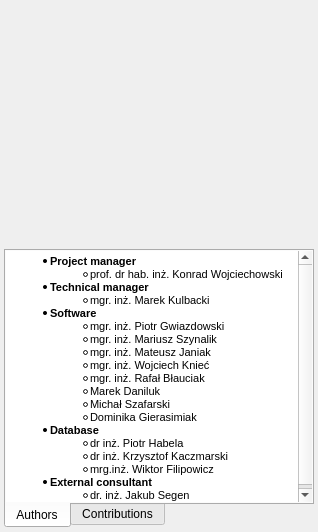
mk4me/hm-mde-one, file trunk/src/edr/src/imu_view/ui/AboutDialog.ui: the form before one commit.
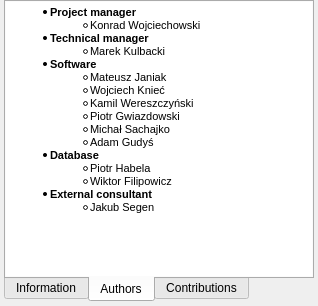
The form after the commit. The open tabs and pages were chosen to show the change. Icons and pictures are not drawn.

The edit to the form file:
```diff
--- a/trunk/src/edr/src/imu_view/ui/AboutDialog.ui
+++ b/trunk/src/edr/src/imu_view/ui/AboutDialog.ui
@@ -7,7 +7,7 @@
     <x>0</x>
     <y>0</y>
     <width>318</width>
-    <height>532</height>
+    <height>306</height>
    </rect>
   </property>
   <property name="sizePolicy">
@@ -19,139 +19,6 @@
   <property name="windowTitle">
    <string>About</string>
   </property>
-  <property name="styleSheet">
-   <string notr="true">QWidget  {
-	background-color: rgb(91, 91, 91);
-border-top: 1px solid rgb(101, 101, 101);
-padding-top: 2px;
-}
-
-QScrollBar:horizontal {											 
-		border: 1px ridge grey;											 
-		background: #FFFFFF;											
-		height: 4px;													
-		margin: 0px 0px 0px 0px;										
-		}																
-																		
-		QScrollBar::handle:horizontal,  QScrollBar::handle:pressed {		
-		background: rgb(135, 173, 255);									 
-		min-width: 2px;													 
-		max-width: 4px;													 
-		height:4px;				    									 
-		border: 0px solid grey;											 
-		}																
-																		
-		QScrollBar::handle:horizontal {									 
-		background: rgb(175, 213, 255);									 
-		selection-background-color: rgb(135, 173, 255);					
-		min-width: 2px;													 
-		max-width: 5px;													 
-		height:4px;				    									 
-		border: 0px solid grey;											 
-		}																
-																		
-		QScrollBar::add-line:horizontal {								
-		border: 0px solid grey;											 
-		background: #FFFFFF;											
-		width: 0px;														 
-		subcontrol-position: right;										 
-		subcontrol-origin: margin;										
-		}																
-																		
-		QScrollBar::sub-line:horizontal {								
-		border: 0px solid grey;											 
-		background: #FFFFFF;											
-		width: 0px;														 
-		subcontrol-position: left;										
-		subcontrol-origin: margin;										
-		}																
-																		
-		QScrollBar:vertical {											
-		border: 1px ridge grey;											 
-		background: #FFFFFF;											
-		width: 4px;													
-		margin: 2px 0 2px 0;											
-		}																
-																		
-		QScrollBar::handle:vertical,  QScrollBar::handle:pressed {		
-		background: rgb(135, 173, 255);									 
-		border: 0px outset grey;										
-		min-height: 20px;												
-		}																
-																		
-		QScrollBar::handle:vertical {									
-		background: rgb(175, 213, 255);									 
-		selection-background-color: rgb(135, 173, 255);					 
-		border: 0px outset grey;										
-		min-height: 20px;												
-		}					
-
-QScrollBar::up-arrow:vertical, QScrollBar::down-arrow:vertical {
-      border: 0 solid grey;
-      width: 0px;
-      height: 0px;
-  }
-
-QScrollBar::add-line:vertical, QScrollBar::sub-line:vertical {								
-		border: 0px solid grey;											 
-		background: #FFFFFF;											
-		width: 0px;														 
-		subcontrol-position: right;										 
-		subcontrol-origin: margin;										
-		}
-
-QTabWidget::pane, QTabWidget::pane &gt; *, QTabWidget::tab-bar {
-	background-color: rgb(91, 91, 91);
-	padding: 0px;
-	margin: 0px;
-}
-
-QTabWidget::pane {
-	border: 1px solid black;
-	border-top-left-radius: 4px;
-	border-top-right-radius: 4px;
-	border-bottom: 3px solid black;
-	margin: 0px;
-	padding: 2px;
-background: rgb(91, 91, 91);
-}
-
-QTabWidget::tab-bar, QTabWidget &gt; QTabBar {
-	background: rgb(91, 91, 91);
-	border-bottom-left-radius: 4px;
-	border-bottom-right-radius: 4px;
-}
-
-QTabWidget &gt; QTabBar::tab, QTabWidget &gt; QTabBar::tab:first, QTabWidget &gt; QTabBar::tab:middle, QTabWidget &gt; QTabBar::tab:last, QTabWidget &gt; QTabBar::tab:selected {
-border: none;
- border-radius: 0px;
- background-color: transparent;
- color: black;
-min-width: 8ex;
- padding: 4px;
-margin-right: 3px;
-}
-
-QTabWidget &gt; QTabBar::tab:middle {
-	margin-left: 3px;
-}
-
-QTabWidget &gt; QTabBar::tab:last {
-	margin-right: 1px;
-	margin-left: 3px;
-}
-
-QTabWidget &gt; QTabBar::tab:hover {
-    background-color: #898989;
-}
-
-QTabWidget  &gt; QTabBar::tab:selected, QTabWidget &gt; QTabBar::tab:hover:selected {
- background-color: black;
-color: white;
- border-bottom-left-radius: 4px;
- border-bottom-right-radius: 4px;
-}</string>
-  </property>
   <property name="modal">
    <bool>true</bool>
   </property>
@@ -171,31 +38,6 @@
    <property name="bottomMargin">
     <number>4</number>
    </property>
-   <item>
-    <widget class="QLabel" name="logoPlaceholder">
-     <property name="minimumSize">
-      <size>
-       <width>310</width>
-       <height>243</height>
-      </size>
-     </property>
-     <property name="maximumSize">
-      <size>
-       <width>310</width>
-       <height>243</height>
-      </size>
-     </property>
-     <property name="text">
-      <string/>
-     </property>
-     <property name="pixmap">
-      <pixmap resource="Icons.qrc">:/resources/splashscreen/spplash.png</pixmap>
-     </property>
-     <property name="scaledContents">
-      <bool>true</bool>
-     </property>
-    </widget>
-   </item>
    <item>
     <widget class="QTabWidget" name="aboutContent">
      <property name="sizePolicy">
@@ -222,6 +64,29 @@
      <property name="currentIndex">
       <number>1</number>
      </property>
+     <widget class="QWidget" name="tab">
+      <attribute name="title">
+       <string>Information</string>
+      </attribute>
+      <layout class="QVBoxLayout" name="verticalLayout_4">
+       <item>
+        <widget class="QTextEdit" name="textEdit">
+         <property name="html">
+          <string>&lt;!DOCTYPE HTML PUBLIC &quot;-//W3C//DTD HTML 4.0//EN&quot; &quot;http://www.w3.org/TR/REC-html40/strict.dtd&quot;&gt;
+&lt;html&gt;&lt;head&gt;&lt;meta name=&quot;qrichtext&quot; content=&quot;1&quot; /&gt;&lt;style type=&quot;text/css&quot;&gt;
+p, li { white-space: pre-wrap; }
+&lt;/style&gt;&lt;/head&gt;&lt;body style=&quot; font-family:'MS Shell Dlg 2'; font-size:8.25pt; font-weight:400; font-style:normal;&quot;&gt;
+&lt;p align=&quot;center&quot; style=&quot;-qt-paragraph-type:empty; margin-top:0px; margin-bottom:0px; margin-left:0px; margin-right:0px; -qt-block-indent:0; text-indent:0px;&quot;&gt;&lt;br /&gt;&lt;/p&gt;
+&lt;p align=&quot;center&quot; style=&quot;-qt-paragraph-type:empty; margin-top:0px; margin-bottom:0px; margin-left:0px; margin-right:0px; -qt-block-indent:0; text-indent:0px;&quot;&gt;&lt;br /&gt;&lt;/p&gt;
+&lt;p align=&quot;center&quot; style=&quot; margin-top:0px; margin-bottom:0px; margin-left:0px; margin-right:0px; -qt-block-indent:0; text-indent:0px;&quot;&gt;&lt;img src=&quot;:/mde/icons/logotypes.png&quot; /&gt;&lt;/p&gt;
+&lt;p align=&quot;center&quot; style=&quot;-qt-paragraph-type:empty; margin-top:0px; margin-bottom:0px; margin-left:0px; margin-right:0px; -qt-block-indent:0; text-indent:0px; font-size:8pt;&quot;&gt;&lt;br /&gt;&lt;/p&gt;
+&lt;p align=&quot;center&quot; style=&quot;-qt-paragraph-type:empty; margin-top:0px; margin-bottom:0px; margin-left:0px; margin-right:0px; -qt-block-indent:0; text-indent:0px; font-size:8pt;&quot;&gt;&lt;br /&gt;&lt;/p&gt;
+&lt;p align=&quot;center&quot; style=&quot; margin-top:0px; margin-bottom:0px; margin-left:0px; margin-right:0px; -qt-block-indent:0; text-indent:0px;&quot;&gt;&lt;span style=&quot; font-size:8pt;&quot;&gt;This work was supported by PBS I ID 178438 path A from the Polish National Centre for Research and Development.&lt;/span&gt;&lt;/p&gt;&lt;/body&gt;&lt;/html&gt;</string>
+         </property>
+        </widget>
+       </item>
+      </layout>
+     </widget>
      <widget class="QWidget" name="authors">
       <attribute name="title">
        <string>Authors</string>
@@ -256,24 +121,21 @@
 p, li { white-space: pre-wrap; }
 &lt;/style&gt;&lt;/head&gt;&lt;body style=&quot; font-family:'MS Shell Dlg 2'; font-size:8.25pt; font-weight:400; font-style:normal;&quot;&gt;
 &lt;ul style=&quot;margin-top: 0px; margin-bottom: 0px; margin-left: 0px; margin-right: 0px; -qt-list-indent: 1;&quot;&gt;&lt;li style=&quot; font-size:8pt;&quot; style=&quot; margin-top:12px; margin-bottom:0px; margin-left:0px; margin-right:0px; -qt-block-indent:0; text-indent:0px;&quot;&gt;&lt;span style=&quot; font-weight:600;&quot;&gt;Project manager&lt;/span&gt;&lt;/li&gt;
-&lt;ul type=&quot;circle&quot; style=&quot;margin-top: 0px; margin-bottom: 0px; margin-left: 0px; margin-right: 0px; -qt-list-indent: 2;&quot;&gt;&lt;li style=&quot; font-size:8pt;&quot; style=&quot; margin-top:0px; margin-bottom:0px; margin-left:0px; margin-right:0px; -qt-block-indent:0; text-indent:0px;&quot;&gt;prof. dr hab. inż. Konrad Wojciechowski&lt;/li&gt;&lt;/ul&gt;
+&lt;ul type=&quot;circle&quot; style=&quot;margin-top: 0px; margin-bottom: 0px; margin-left: 0px; margin-right: 0px; -qt-list-indent: 2;&quot;&gt;&lt;li style=&quot; font-size:8pt;&quot; style=&quot; margin-top:0px; margin-bottom:0px; margin-left:0px; margin-right:0px; -qt-block-indent:0; text-indent:0px;&quot;&gt;Konrad Wojciechowski&lt;/li&gt;&lt;/ul&gt;
 &lt;li style=&quot; font-size:8pt;&quot; style=&quot; margin-top:0px; margin-bottom:0px; margin-left:0px; margin-right:0px; -qt-block-indent:0; text-indent:0px;&quot;&gt;&lt;span style=&quot; font-weight:600;&quot;&gt;Technical manager&lt;/span&gt;&lt;/li&gt;
-&lt;ul type=&quot;circle&quot; style=&quot;margin-top: 0px; margin-bottom: 0px; margin-left: 0px; margin-right: 0px; -qt-list-indent: 2;&quot;&gt;&lt;li style=&quot; font-size:8pt;&quot; style=&quot; margin-top:0px; margin-bottom:0px; margin-left:0px; margin-right:0px; -qt-block-indent:0; text-indent:0px;&quot;&gt;mgr. inż. Marek Kulbacki&lt;/li&gt;&lt;/ul&gt;
+&lt;ul type=&quot;circle&quot; style=&quot;margin-top: 0px; margin-bottom: 0px; margin-left: 0px; margin-right: 0px; -qt-list-indent: 2;&quot;&gt;&lt;li style=&quot; font-size:8pt;&quot; style=&quot; margin-top:0px; margin-bottom:0px; margin-left:0px; margin-right:0px; -qt-block-indent:0; text-indent:0px;&quot;&gt;Marek Kulbacki&lt;/li&gt;&lt;/ul&gt;
 &lt;li style=&quot; font-size:8pt;&quot; style=&quot; margin-top:0px; margin-bottom:0px; margin-left:0px; margin-right:0px; -qt-block-indent:0; text-indent:0px;&quot;&gt;&lt;span style=&quot; font-weight:600;&quot;&gt;Software&lt;/span&gt;&lt;/li&gt;
-&lt;ul type=&quot;circle&quot; style=&quot;margin-top: 0px; margin-bottom: 0px; margin-left: 0px; margin-right: 0px; -qt-list-indent: 2;&quot;&gt;&lt;li style=&quot; font-size:8pt;&quot; style=&quot; margin-top:0px; margin-bottom:0px; margin-left:0px; margin-right:0px; -qt-block-indent:0; text-indent:0px;&quot;&gt;mgr. inż. Piotr Gwiazdowski&lt;/li&gt;
-&lt;li style=&quot; font-size:8pt;&quot; style=&quot; margin-top:0px; margin-bottom:0px; margin-left:0px; margin-right:0px; -qt-block-indent:0; text-indent:0px;&quot;&gt;mgr. inż. Mariusz Szynalik&lt;/li&gt;
-&lt;li style=&quot; font-size:8pt;&quot; style=&quot; margin-top:0px; margin-bottom:0px; margin-left:0px; margin-right:0px; -qt-block-indent:0; text-indent:0px;&quot;&gt;mgr. inż. Mateusz Janiak&lt;/li&gt;
-&lt;li style=&quot; font-size:8pt;&quot; style=&quot; margin-top:0px; margin-bottom:0px; margin-left:0px; margin-right:0px; -qt-block-indent:0; text-indent:0px;&quot;&gt;mgr. inż. Wojciech Knieć&lt;/li&gt;
-&lt;li style=&quot; font-size:8pt;&quot; style=&quot; margin-top:0px; margin-bottom:0px; margin-left:0px; margin-right:0px; -qt-block-indent:0; text-indent:0px;&quot;&gt;mgr. inż. Rafał Błauciak&lt;/li&gt;
-&lt;li style=&quot; font-size:8pt;&quot; style=&quot; margin-top:0px; margin-bottom:0px; margin-left:0px; margin-right:0px; -qt-block-indent:0; text-indent:0px;&quot;&gt;Marek Daniluk&lt;/li&gt;
-&lt;li style=&quot; font-size:8pt;&quot; style=&quot; margin-top:0px; margin-bottom:0px; margin-left:0px; margin-right:0px; -qt-block-indent:0; text-indent:0px;&quot;&gt;Michał Szafarski&lt;/li&gt;
-&lt;li style=&quot; font-size:8pt;&quot; style=&quot; margin-top:0px; margin-bottom:0px; margin-left:0px; margin-right:0px; -qt-block-indent:0; text-indent:0px;&quot;&gt;Dominika Gierasimiak&lt;/li&gt;&lt;/ul&gt;
+&lt;ul type=&quot;circle&quot; style=&quot;margin-top: 0px; margin-bottom: 0px; margin-left: 0px; margin-right: 0px; -qt-list-indent: 2;&quot;&gt;&lt;li style=&quot; font-size:8pt;&quot; style=&quot; margin-top:0px; margin-bottom:0px; margin-left:0px; margin-right:0px; -qt-block-indent:0; text-indent:0px;&quot;&gt;Mateusz Janiak&lt;/li&gt;
+&lt;li style=&quot; font-size:8pt;&quot; style=&quot; margin-top:0px; margin-bottom:0px; margin-left:0px; margin-right:0px; -qt-block-indent:0; text-indent:0px;&quot;&gt;Wojciech Knieć&lt;/li&gt;
+&lt;li style=&quot; font-size:8pt;&quot; style=&quot; margin-top:0px; margin-bottom:0px; margin-left:0px; margin-right:0px; -qt-block-indent:0; text-indent:0px;&quot;&gt;Kamil Wereszczyński&lt;/li&gt;
+&lt;li style=&quot; font-size:8pt;&quot; style=&quot; margin-top:0px; margin-bottom:0px; margin-left:0px; margin-right:0px; -qt-block-indent:0; text-indent:0px;&quot;&gt;Piotr Gwiazdowski&lt;/li&gt;
+&lt;li style=&quot; font-size:8pt;&quot; style=&quot; margin-top:0px; margin-bottom:0px; margin-left:0px; margin-right:0px; -qt-block-indent:0; text-indent:0px;&quot;&gt;Michał Sachajko&lt;/li&gt;
+&lt;li style=&quot; font-size:8pt;&quot; style=&quot; margin-top:0px; margin-bottom:0px; margin-left:0px; margin-right:0px; -qt-block-indent:0; text-indent:0px;&quot;&gt;Adam Gudyś&lt;/li&gt;&lt;/ul&gt;
 &lt;li style=&quot; font-size:8pt;&quot; style=&quot; margin-top:0px; margin-bottom:0px; margin-left:0px; margin-right:0px; -qt-block-indent:0; text-indent:0px;&quot;&gt;&lt;span style=&quot; font-weight:600;&quot;&gt;Database&lt;/span&gt;&lt;/li&gt;
-&lt;ul type=&quot;circle&quot; style=&quot;margin-top: 0px; margin-bottom: 0px; margin-left: 0px; margin-right: 0px; -qt-list-indent: 2;&quot;&gt;&lt;li style=&quot; font-size:8pt;&quot; style=&quot; margin-top:0px; margin-bottom:0px; margin-left:0px; margin-right:0px; -qt-block-indent:0; text-indent:0px;&quot;&gt;dr inż. Piotr Habela&lt;/li&gt;
-&lt;li style=&quot; font-size:8pt;&quot; style=&quot; margin-top:0px; margin-bottom:0px; margin-left:0px; margin-right:0px; -qt-block-indent:0; text-indent:0px;&quot;&gt;dr inż. Krzysztof Kaczmarski&lt;/li&gt;
-&lt;li style=&quot; font-size:8pt;&quot; style=&quot; margin-top:0px; margin-bottom:0px; margin-left:0px; margin-right:0px; -qt-block-indent:0; text-indent:0px;&quot;&gt;mrg.inż. Wiktor Filipowicz&lt;/li&gt;&lt;/ul&gt;
+&lt;ul type=&quot;circle&quot; style=&quot;margin-top: 0px; margin-bottom: 0px; margin-left: 0px; margin-right: 0px; -qt-list-indent: 2;&quot;&gt;&lt;li style=&quot; font-size:8pt;&quot; style=&quot; margin-top:0px; margin-bottom:0px; margin-left:0px; margin-right:0px; -qt-block-indent:0; text-indent:0px;&quot;&gt;Piotr Habela&lt;/li&gt;
+&lt;li style=&quot; font-size:8pt;&quot; style=&quot; margin-top:0px; margin-bottom:0px; margin-left:0px; margin-right:0px; -qt-block-indent:0; text-indent:0px;&quot;&gt;Wiktor Filipowicz&lt;/li&gt;&lt;/ul&gt;
 &lt;li style=&quot; font-size:8pt;&quot; style=&quot; margin-top:0px; margin-bottom:0px; margin-left:0px; margin-right:0px; -qt-block-indent:0; text-indent:0px;&quot;&gt;&lt;span style=&quot; font-weight:600;&quot;&gt;External consultant&lt;/span&gt;&lt;/li&gt;&lt;/ul&gt;
-&lt;ul type=&quot;circle&quot; style=&quot;margin-top: 0px; margin-bottom: 0px; margin-left: 0px; margin-right: 0px; -qt-list-indent: 2;&quot;&gt;&lt;li style=&quot; font-size:8pt;&quot; style=&quot; margin-top:0px; margin-bottom:0px; margin-left:0px; margin-right:0px; -qt-block-indent:0; text-indent:0px;&quot;&gt;dr. inż. Jakub Segen&lt;/li&gt;&lt;/ul&gt;&lt;/body&gt;&lt;/html&gt;</string>
+&lt;ul type=&quot;circle&quot; style=&quot;margin-top: 0px; margin-bottom: 0px; margin-left: 0px; margin-right: 0px; -qt-list-indent: 2;&quot;&gt;&lt;li style=&quot; font-size:8pt;&quot; style=&quot; margin-top:0px; margin-bottom:0px; margin-left:0px; margin-right:0px; -qt-block-indent:0; text-indent:0px;&quot;&gt;Jakub Segen&lt;/li&gt;&lt;/ul&gt;&lt;/body&gt;&lt;/html&gt;</string>
          </property>
          <property name="openLinks">
           <bool>false</bool>
```
Left out of the diff: 36 changed lines with no effect on the pictures.
